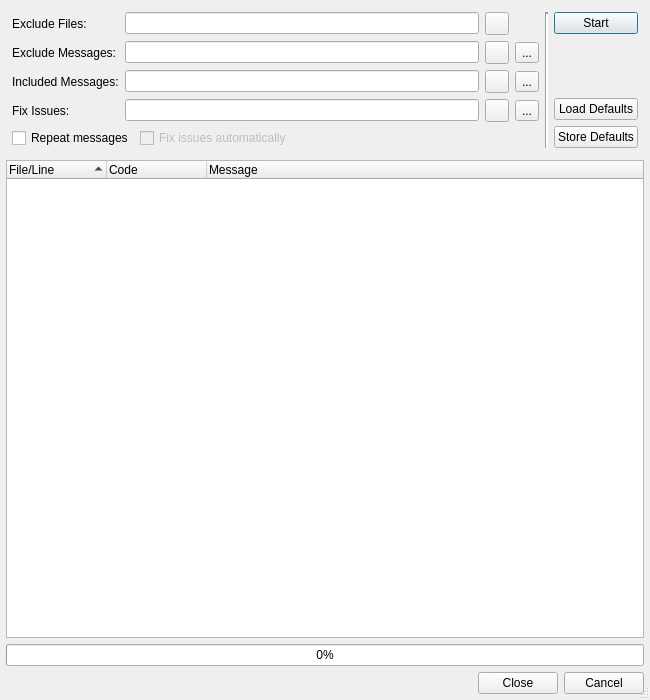
This is Plugins/CheckerPlugins/Pep8/Pep8Dialog.ui in testmana2/test as Qt 5 draws it before an edit. The edited form follows.
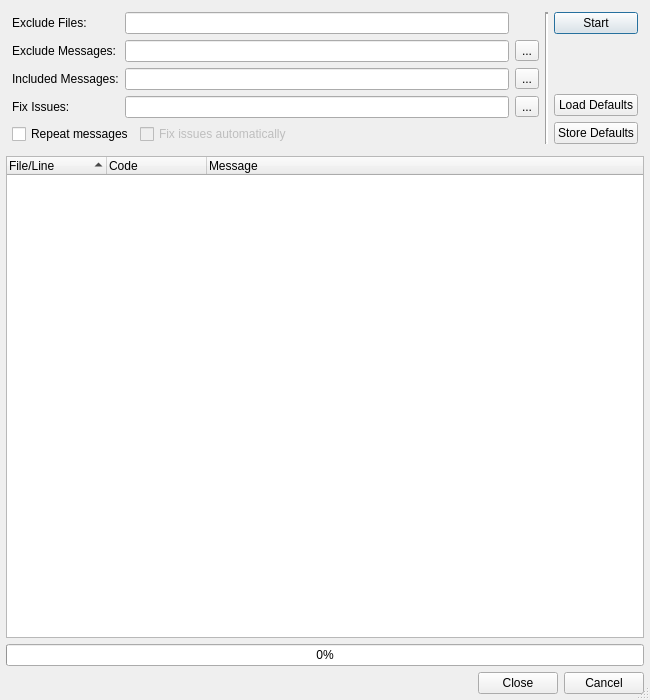
This is the edited form. Custom widgets are drawn as their Qt base class.

Commit message: Changed a bunch of forms to use the E5ClearableLineEdit and E5ClearableComboBox.

Diff of the .ui file:
```diff
--- a/Plugins/CheckerPlugins/Pep8/Pep8Dialog.ui
+++ b/Plugins/CheckerPlugins/Pep8/Pep8Dialog.ui
@@ -28,41 +28,78 @@
       <enum>QFrame::NoFrame</enum>
      </property>
      <layout class="QGridLayout" name="gridLayout">
-      <item row="0" column="0">
-       <widget class="QLabel" name="label_2">
+      <item row="1" column="2">
+       <widget class="QToolButton" name="excludeMessagesSelectButton">
+        <property name="toolTip">
+         <string>Press to select the message codes from a list</string>
+        </property>
         <property name="text">
-         <string>Exclude Files:</string>
+         <string>...</string>
         </property>
        </widget>
       </item>
-      <item row="0" column="1">
-       <widget class="QLineEdit" name="excludeFilesEdit">
-        <property name="toolTip">
-         <string>Enter filename patterns of files to be excluded separated by a comma</string>
+      <item row="4" column="0" colspan="3">
+       <layout class="QHBoxLayout" name="horizontalLayout">
+        <item>
+         <widget class="QCheckBox" name="repeatCheckBox">
+          <property name="toolTip">
+           <string>Select to repeat each message type</string>
+          </property>
+          <property name="text">
+           <string>Repeat messages</string>
+          </property>
+         </widget>
+        </item>
+        <item>
+         <widget class="QCheckBox" name="fixIssuesCheckBox">
+          <property name="enabled">
+           <bool>false</bool>
+          </property>
+          <property name="toolTip">
+           <string>Select to fix some issues</string>
+          </property>
+          <property name="text">
+           <string>Fix issues automatically</string>
+          </property>
+         </widget>
+        </item>
+        <item>
+         <spacer name="horizontalSpacer">
+          <property name="orientation">
+           <enum>Qt::Horizontal</enum>
+          </property>
+          <property name="sizeHint" stdset="0">
+           <size>
+            <width>40</width>
+            <height>20</height>
+           </size>
+          </property>
+         </spacer>
+        </item>
+       </layout>
+      </item>
+      <item row="1" column="0">
+       <widget class="QLabel" name="label">
+        <property name="text">
+         <string>Exclude Messages:</string>
         </property>
        </widget>
       </item>
-      <item row="0" column="2">
-       <widget class="QToolButton" name="clearButton">
-        <property name="toolTip">
-         <string>Press to clear the filter edit</string>
-        </property>
+      <item row="3" column="0">
+       <widget class="QLabel" name="label_4">
         <property name="text">
-         <string/>
+         <string>Fix Issues:</string>
+        </property>
+       </widget>
+      </item>
+      <item row="3" column="1">
+       <widget class="E5ClearableLineEdit" name="fixIssuesEdit">
+        <property name="toolTip">
+         <string>Enter message codes of issues to be fixed automatically (leave empty to fix all)</string>
         </property>
        </widget>
       </item>
       <item row="0" column="4" rowspan="5">
-       <widget class="Line" name="line">
-        <property name="lineWidth">
-         <number>2</number>
-        </property>
-        <property name="orientation">
-         <enum>Qt::Vertical</enum>
-        </property>
-       </widget>
-      </item>
-      <item row="0" column="5" rowspan="5">
        <layout class="QVBoxLayout" name="verticalLayout_2">
         <item>
          <widget class="QPushButton" name="startButton">
@@ -109,32 +146,46 @@
         </item>
        </layout>
       </item>
-      <item row="1" column="0">
-       <widget class="QLabel" name="label">
-        <property name="text">
-         <string>Exclude Messages:</string>
+      <item row="2" column="1">
+       <widget class="E5ClearableLineEdit" name="includeMessagesEdit">
+        <property name="toolTip">
+         <string>Enter message codes or categories to be included separated by a comma</string>
         </property>
        </widget>
       </item>
       <item row="1" column="1">
-       <widget class="QLineEdit" name="excludeMessagesEdit">
+       <widget class="E5ClearableLineEdit" name="excludeMessagesEdit">
         <property name="toolTip">
          <string>Enter message codes or categories to be excluded separated by a comma</string>
         </property>
        </widget>
       </item>
-      <item row="1" column="2">
-       <widget class="QToolButton" name="clearButtonExcludeMessages">
-        <property name="toolTip">
-         <string>Press to clear the exclude messages edit</string>
-        </property>
+      <item row="0" column="0">
+       <widget class="QLabel" name="label_2">
         <property name="text">
-         <string/>
+         <string>Exclude Files:</string>
         </property>
        </widget>
       </item>
-      <item row="1" column="3">
-       <widget class="QToolButton" name="excludeMessagesSelectButton">
+      <item row="0" column="1">
+       <widget class="E5ClearableLineEdit" name="excludeFilesEdit">
+        <property name="toolTip">
+         <string>Enter filename patterns of files to be excluded separated by a comma</string>
+        </property>
+       </widget>
+      </item>
+      <item row="0" column="3" rowspan="5">
+       <widget class="Line" name="line">
+        <property name="lineWidth">
+         <number>2</number>
+        </property>
+        <property name="orientation">
+         <enum>Qt::Vertical</enum>
+        </property>
+       </widget>
+      </item>
+      <item row="2" column="2">
+       <widget class="QToolButton" name="includeMessagesSelectButton">
         <property name="toolTip">
          <string>Press to select the message codes from a list</string>
         </property>
@@ -150,58 +201,7 @@
         </property>
        </widget>
       </item>
-      <item row="2" column="1">
-       <widget class="QLineEdit" name="includeMessagesEdit">
-        <property name="toolTip">
-         <string>Enter message codes or categories to be included separated by a comma</string>
-        </property>
-       </widget>
-      </item>
-      <item row="2" column="2">
-       <widget class="QToolButton" name="clearButtonIncludeMessages">
-        <property name="toolTip">
-         <string>Press to clear the include messages edit</string>
-        </property>
-        <property name="text">
-         <string/>
-        </property>
-       </widget>
-      </item>
-      <item row="2" column="3">
-       <widget class="QToolButton" name="includeMessagesSelectButton">
-        <property name="toolTip">
-         <string>Press to select the message codes from a list</string>
-        </property>
-        <property name="text">
-         <string>...</string>
-        </property>
-       </widget>
-      </item>
-      <item row="3" column="0">
-       <widget class="QLabel" name="label_4">
-        <property name="text">
-         <string>Fix Issues:</string>
-        </property>
-       </widget>
-      </item>
-      <item row="3" column="1">
-       <widget class="QLineEdit" name="fixIssuesEdit">
-        <property name="toolTip">
-         <string>Enter message codes of issues to be fixed automatically (leave empty to fix all)</string>
-        </property>
-       </widget>
-      </item>
       <item row="3" column="2">
-       <widget class="QToolButton" name="clearButtonFixIssues">
-        <property name="toolTip">
-         <string>Press to clear the fix issues edit</string>
-        </property>
-        <property name="text">
-         <string/>
-        </property>
-       </widget>
-      </item>
-      <item row="3" column="3">
        <widget class="QToolButton" name="fixIssuesSelectButton">
         <property name="toolTip">
          <string>Press to select the message codes from a list</string>
@@ -211,46 +211,6 @@
         </property>
        </widget>
       </item>
-      <item row="4" column="0" colspan="4">
-       <layout class="QHBoxLayout" name="horizontalLayout">
-        <item>
-         <widget class="QCheckBox" name="repeatCheckBox">
-          <property name="toolTip">
-           <string>Select to repeat each message type</string>
-          </property>
-          <property name="text">
-           <string>Repeat messages</string>
-          </property>
-         </widget>
-        </item>
-        <item>
-         <widget class="QCheckBox" name="fixIssuesCheckBox">
-          <property name="enabled">
-           <bool>false</bool>
-          </property>
-          <property name="toolTip">
-           <string>Select to fix some issues</string>
-          </property>
-          <property name="text">
-           <string>Fix issues automatically</string>
-          </property>
-         </widget>
-        </item>
-        <item>
-         <spacer name="horizontalSpacer">
-          <property name="orientation">
-           <enum>Qt::Horizontal</enum>
-          </property>
-          <property name="sizeHint" stdset="0">
-           <size>
-            <width>40</width>
-            <height>20</height>
-           </size>
-          </property>
-         </spacer>
-        </item>
-       </layout>
-      </item>
      </layout>
     </widget>
    </item>
@@ -315,6 +275,13 @@
  </widget>
  <layoutdefault spacing="6" margin="6"/>
  <pixmapfunction>qPixmapFromMimeSource</pixmapfunction>
+ <customwidgets>
+  <customwidget>
+   <class>E5ClearableLineEdit</class>
+   <extends>QLineEdit</extends>
+   <header>E5Gui/E5LineEdit.h</header>
+  </customwidget>
+ </customwidgets>
  <tabstops>
   <tabstop>startButton</tabstop>
   <tabstop>loadDefaultButton</tabstop>
```
Left out of the diff: 68 changed lines with no effect on the pictures. The commit also changes 61 other files.
